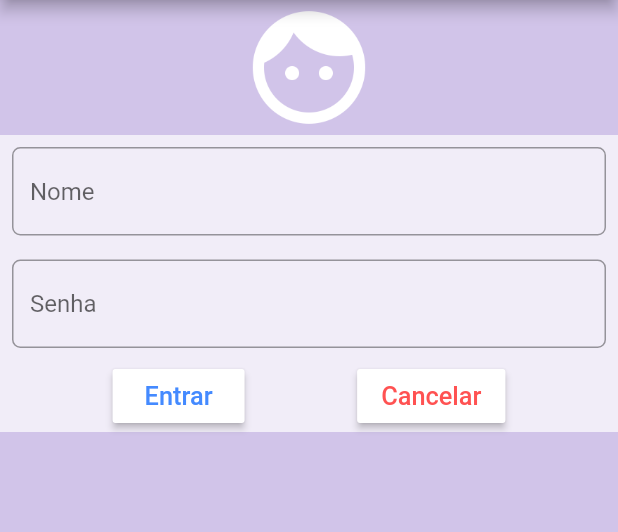
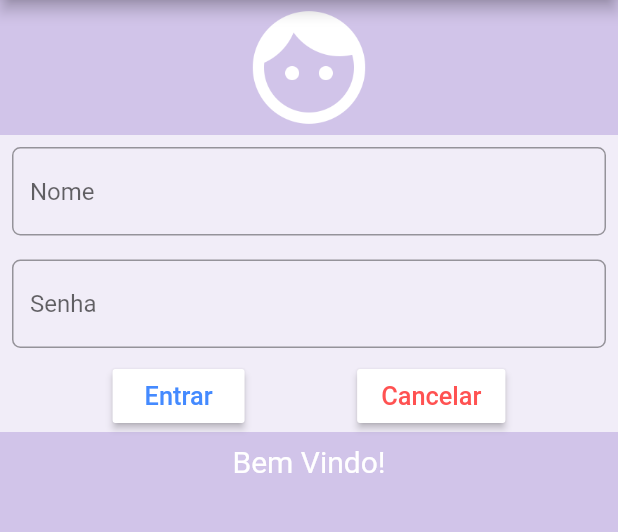
Before and after one commit to PauloDuarte43/flutter_app_3, a Flutter app: the screen it shows after launch, after a tap on "Cancelar", on a phone screen of 412 x 824 dp, the part 84-616 px from its top. Run offline on Flutter 3.47's test engine with Material 2 defaults, Android fonts, the phone set to English and light mode, and no system bars.

Commit message:
Initial commit

```diff
--- a/lib/ui/home.dart
+++ b/lib/ui/home.dart
@@ -22,9 +22,9 @@ class _HomePageState extends State<HomePage> {
   }
 
   void _cancelar() {
-    _usuarioController.clear();
-    _senhaController.clear();
     setState(() {
+      _usuarioController.clear();
+      _senhaController.clear();
       _bemvindo = "";
     });
   }
@@ -111,7 +111,7 @@ class _HomePageState extends State<HomePage> {
                 mainAxisAlignment: MainAxisAlignment.center,
                 children: <Widget>[
                   Text(
-                    "$_bemvindo",
+                    "Bem Vindo!$_bemvindo",
                     style: TextStyle(
                         color: Colors.white,
                         fontSize: 20.0,
```
